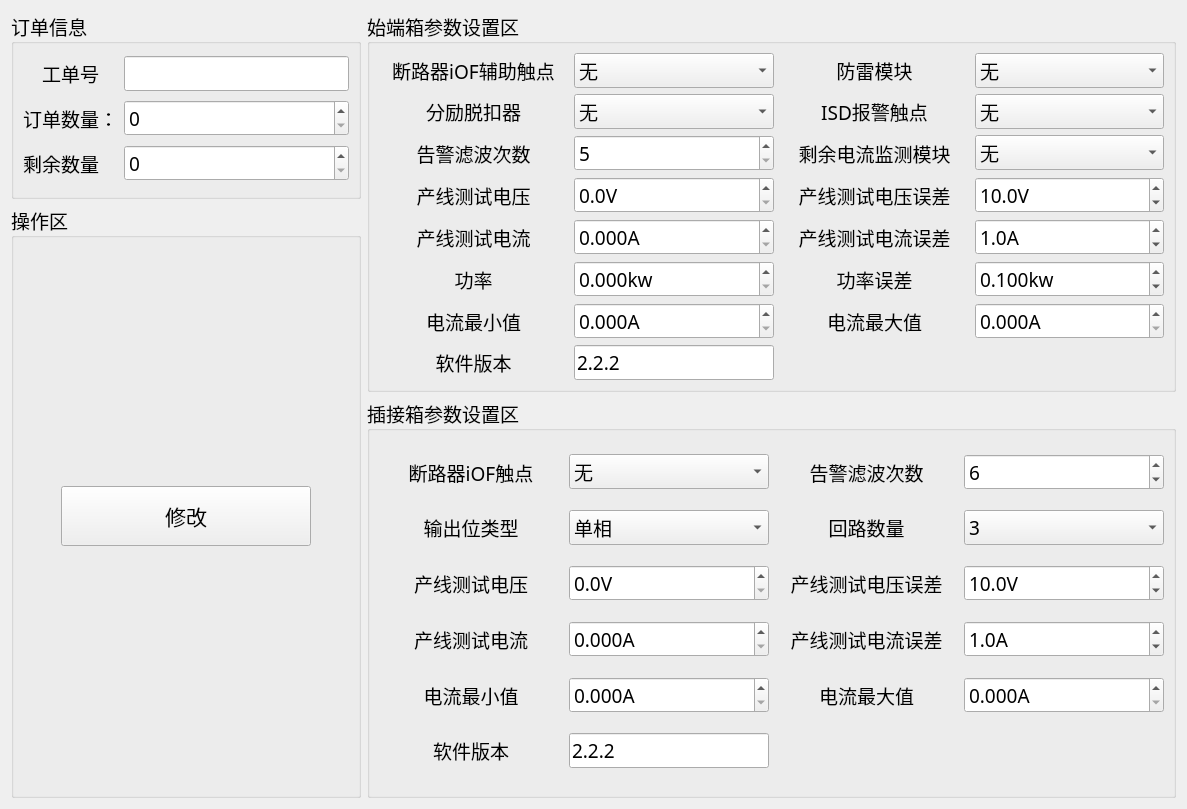
Above: ProductEvalTool/qc-busbar/setups/setting.ui from ChinaClever/ProductEvalTool before the change. Below: the same form after it.
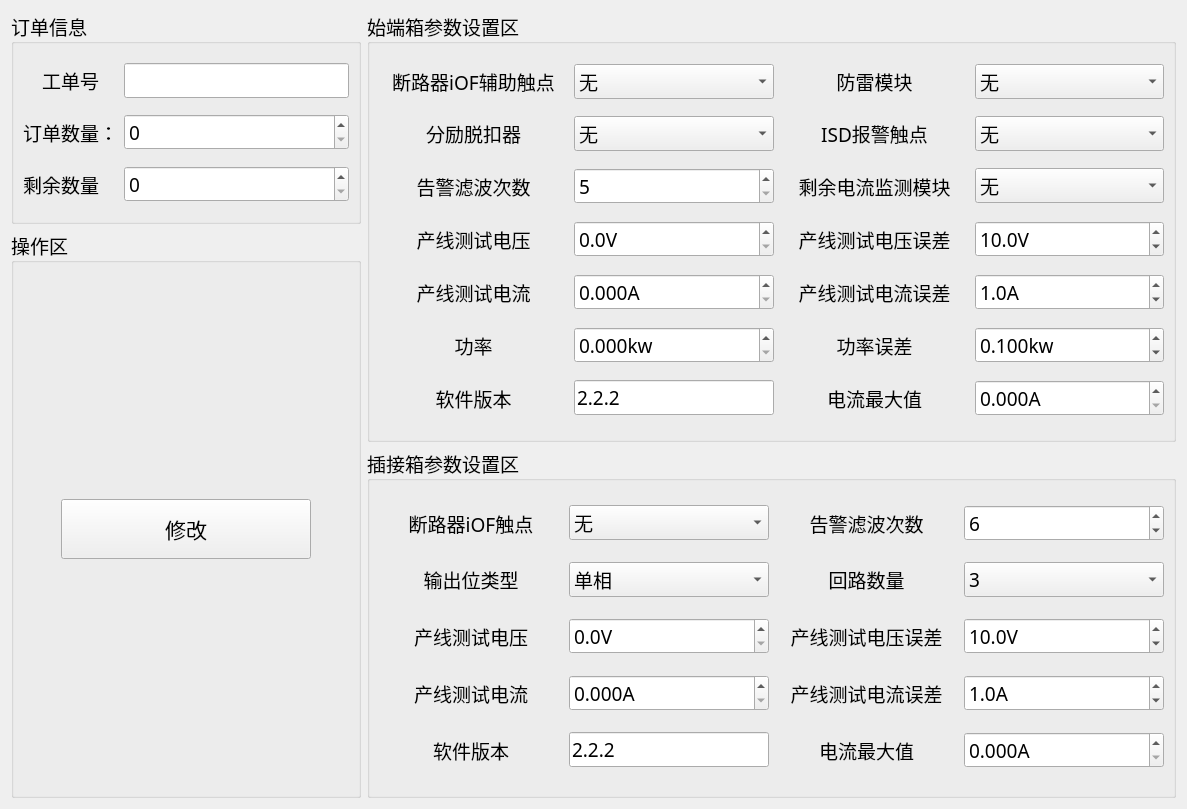
That is the form after the change.

The edit to the form file:
```diff
--- a/ProductEvalTool/qc-busbar/setups/setting.ui
+++ b/ProductEvalTool/qc-busbar/setups/setting.ui
@@ -136,7 +136,7 @@
      <property name="minimumSize">
       <size>
        <width>0</width>
-       <height>400</height>
+       <height>350</height>
       </size>
      </property>
      <property name="font">
@@ -149,22 +149,6 @@
       <string>插接箱参数设置区</string>
      </property>
      <layout class="QGridLayout" name="gridLayout_3">
-      <item row="5" column="1">
-       <widget class="QDoubleSpinBox" name="si_curMinSpin">
-        <property name="suffix">
-         <string>A</string>
-        </property>
-        <property name="decimals">
-         <number>3</number>
-        </property>
-        <property name="maximum">
-         <double>1000.000000000000000</double>
-        </property>
-        <property name="singleStep">
-         <double>0.010000000000000</double>
-        </property>
-       </widget>
-      </item>
       <item row="1" column="0">
        <widget class="QLabel" name="label">
         <property name="text">
@@ -368,16 +352,6 @@
         </property>
        </widget>
       </item>
-      <item row="5" column="0">
-       <widget class="QLabel" name="label_26">
-        <property name="text">
-         <string>电流最小值</string>
-        </property>
-        <property name="alignment">
-         <set>Qt::AlignCenter</set>
-        </property>
-       </widget>
-      </item>
       <item row="3" column="2">
        <widget class="QLabel" name="label_4">
         <property name="text">
@@ -453,7 +427,7 @@
         </property>
        </widget>
       </item>
-      <item row="6" column="0">
+      <item row="5" column="0">
        <widget class="QLabel" name="label_29">
         <property name="text">
          <string>软件版本</string>
@@ -463,7 +437,7 @@
         </property>
        </widget>
       </item>
-      <item row="6" column="1">
+      <item row="5" column="1">
        <widget class="QLineEdit" name="si_versionEdit">
         <property name="sizePolicy">
          <sizepolicy hsizetype="Preferred" vsizetype="Fixed">
@@ -511,22 +485,6 @@
         </item>
        </widget>
       </item>
-      <item row="11" column="1">
-       <widget class="QDoubleSpinBox" name="ip_curMinSpin">
-        <property name="suffix">
-         <string>A</string>
-        </property>
-        <property name="decimals">
-         <number>3</number>
-        </property>
-        <property name="maximum">
-         <double>1000.000000000000000</double>
-        </property>
-        <property name="singleStep">
-         <double>0.010000000000000</double>
-        </property>
-       </widget>
-      </item>
       <item row="2" column="2">
        <widget class="QLabel" name="label_2">
         <property name="text">
@@ -824,16 +782,6 @@
         </property>
        </widget>
       </item>
-      <item row="11" column="0">
-       <widget class="QLabel" name="label_24">
-        <property name="text">
-         <string>电流最小值</string>
-        </property>
-        <property name="alignment">
-         <set>Qt::AlignCenter</set>
-        </property>
-       </widget>
-      </item>
       <item row="1" column="2">
        <widget class="QLabel" name="label_9">
         <property name="text">
@@ -899,7 +847,7 @@
         </property>
        </widget>
       </item>
-      <item row="12" column="0">
+      <item row="11" column="0">
        <widget class="QLabel" name="label_28">
         <property name="text">
          <string>软件版本</string>
@@ -909,7 +857,7 @@
         </property>
        </widget>
       </item>
-      <item row="12" column="1">
+      <item row="11" column="1">
        <widget class="QLineEdit" name="ip_versionEdit">
         <property name="sizePolicy">
          <sizepolicy hsizetype="Preferred" vsizetype="Fixed">
```
